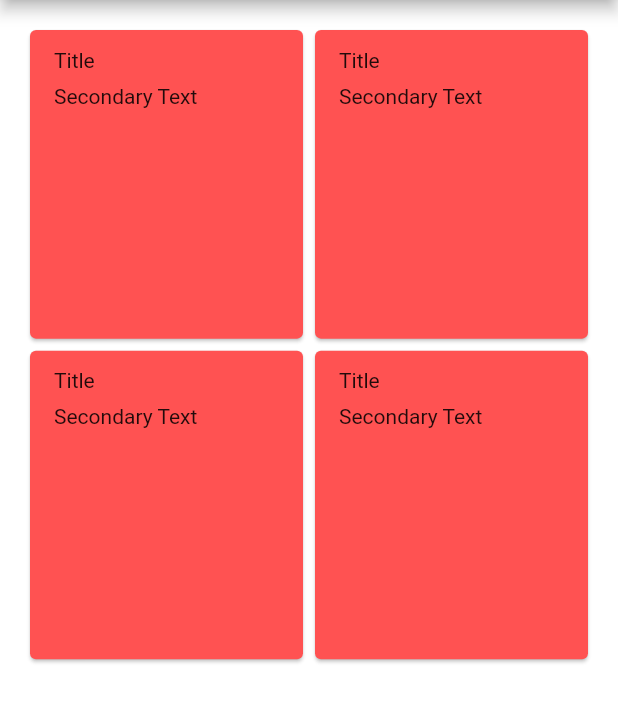
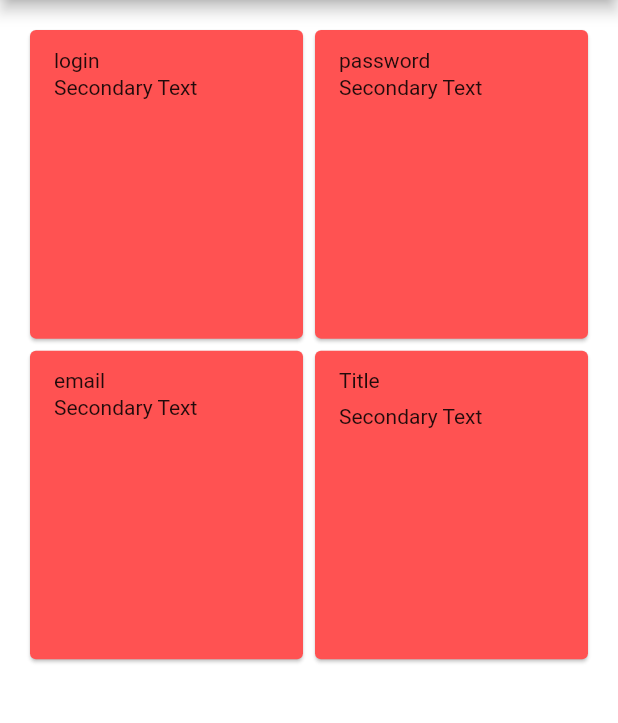
Before and after one commit to Ankit1177/flutter_app, a Flutter app: the screen it shows after launch, on a phone screen of 412 x 824 dp, the part 84-807 px from its top. Run offline on Flutter 3.47's test engine with Material 2 defaults, Android fonts, the phone set to English and light mode, and no system bars.

Commit message:
2 commit

```diff
--- a/lib/main.dart
+++ b/lib/main.dart
@@ -3,6 +3,8 @@ import 'package:flutter/material.dart';
 //ankit
 
 void main() {
+
+
   runApp(MyApp());
 }
 
@@ -72,8 +74,8 @@ class MyApp extends StatelessWidget {
                     child: Column(
                       crossAxisAlignment: CrossAxisAlignment.start,
                       children: <Widget>[
-                        Text('Title'),
-                        SizedBox(height: 8.0),
+                        Text('login'),
+                        SizedBox(height: 2.0),
                         Text('Secondary Text'),
                       ],
                     ),
@@ -96,8 +98,8 @@ class MyApp extends StatelessWidget {
                     child: Column(
                       crossAxisAlignment: CrossAxisAlignment.start,
                       children: <Widget>[
-                        Text('Title'),
-                        SizedBox(height: 8.0),
+                        Text('password'),
+                        SizedBox(height: 2.0),
                         Text('Secondary Text'),
                       ],
                     ),
@@ -120,8 +122,8 @@ class MyApp extends StatelessWidget {
                     child: Column(
                       crossAxisAlignment: CrossAxisAlignment.start,
                       children: <Widget>[
-                        Text('Title'),
-                        SizedBox(height: 8.0),
+                        Text('email'),
+                        SizedBox(height: 2.0),
                         Text('Secondary Text'),
                       ],
                     ),
--- a/pubspec.yaml
+++ b/pubspec.yaml
@@ -18,8 +18,7 @@ environment:
 
 dependencies:
   flutter:
-    sdk: flutter
-
+    sdk: flutters
   # The following adds the Cupertino Icons font to your application.
   # Use with the CupertinoIcons class for iOS style icons.
   cupertino_icons: ^0.1.2
```
